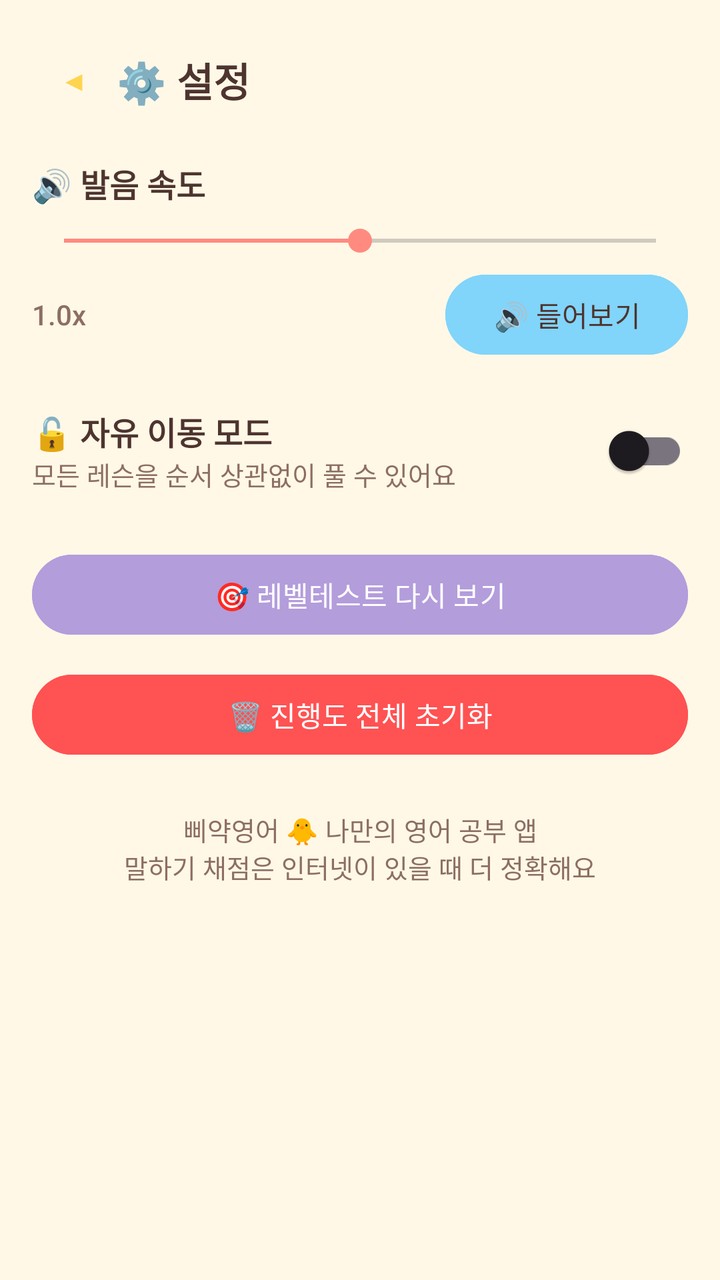
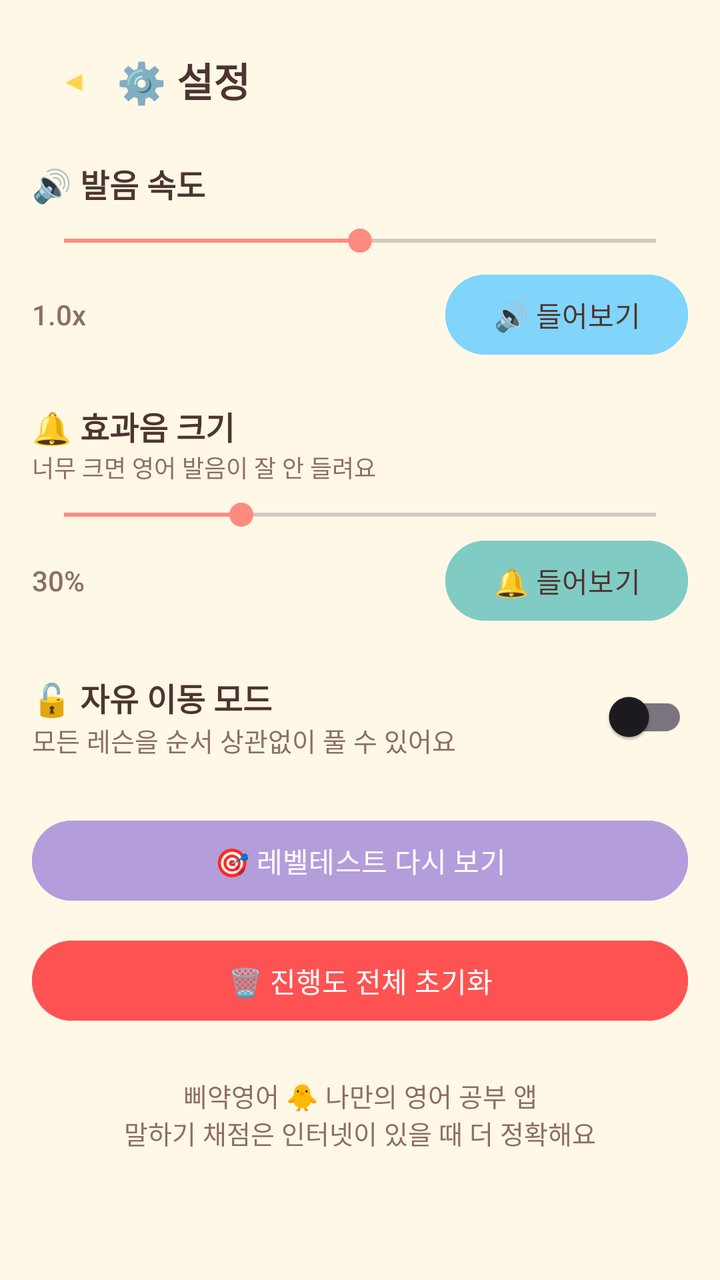

An Android layout rendered at two revisions. The XML below is the earlier revision; the diff shows what the commit changed to produce the second picture.
<!-- AndroidManifest.xml: application theme Theme.Piyak -->
<!-- res/layout/activity_settings.xml -->
<?xml version="1.0" encoding="utf-8"?>
<ScrollView xmlns:android="http://schemas.android.com/apk/res/android"
    android:layout_width="match_parent" android:layout_height="match_parent">
    <LinearLayout
        android:layout_width="match_parent" android:layout_height="wrap_content"
        android:orientation="vertical" android:padding="16dp">

        <LinearLayout android:layout_width="match_parent" android:layout_height="wrap_content"
            android:orientation="horizontal" android:gravity="center_vertical">
            <Button android:id="@+id/btnBack" style="?attr/materialIconButtonStyle"
                android:layout_width="wrap_content" android:layout_height="wrap_content" android:text="◀" />
            <TextView android:layout_width="wrap_content" android:layout_height="wrap_content"
                android:text="⚙️ 설정" android:textSize="20sp" android:textStyle="bold" />
        </LinearLayout>

        <TextView android:layout_width="wrap_content" android:layout_height="wrap_content"
            android:layout_marginTop="16dp" android:text="🔊 발음 속도" android:textSize="16sp" android:textStyle="bold" />
        <SeekBar android:id="@+id/seekRate" android:layout_width="match_parent" android:layout_height="wrap_content"
            android:layout_marginTop="8dp" android:max="14" android:progress="7" />
        <LinearLayout android:layout_width="match_parent" android:layout_height="wrap_content"
            android:orientation="horizontal" android:gravity="center_vertical" android:layout_marginTop="4dp">
            <TextView android:id="@+id/txtRate" android:layout_width="0dp" android:layout_height="wrap_content"
                android:layout_weight="1" android:text="1.0x" android:textColor="@color/brown_soft" />
            <Button android:id="@+id/btnTtsTest" android:layout_width="wrap_content" android:layout_height="wrap_content"
                android:text="🔊 들어보기" android:backgroundTint="@color/sky" android:textColor="@color/brown_text" />
        </LinearLayout>

        <LinearLayout android:layout_width="match_parent" android:layout_height="wrap_content"
            android:orientation="horizontal" android:gravity="center_vertical" android:layout_marginTop="20dp">
            <LinearLayout android:layout_width="0dp" android:layout_height="wrap_content" android:layout_weight="1"
                android:orientation="vertical">
                <TextView android:layout_width="wrap_content" android:layout_height="wrap_content"
                    android:text="🔓 자유 이동 모드" android:textSize="16sp" android:textStyle="bold" />
                <TextView android:layout_width="wrap_content" android:layout_height="wrap_content"
                    android:text="모든 레슨을 순서 상관없이 풀 수 있어요" android:textSize="13sp" android:textColor="@color/brown_soft" />
            </LinearLayout>
            <com.google.android.material.switchmaterial.SwitchMaterial android:id="@+id/switchFree"
                android:layout_width="wrap_content" android:layout_height="wrap_content" />
        </LinearLayout>

        <Button android:id="@+id/btnPlacement" android:layout_width="match_parent" android:layout_height="wrap_content"
            android:layout_marginTop="24dp" android:text="🎯 레벨테스트 다시 보기"
            android:backgroundTint="@color/lavender" android:textColor="@color/white" />

        <Button android:id="@+id/btnReset" android:layout_width="match_parent" android:layout_height="wrap_content"
            android:layout_marginTop="12dp" android:text="🗑 진행도 전체 초기화"
            android:backgroundTint="@color/coral_deep" android:textColor="@color/white" />

        <TextView android:layout_width="match_parent" android:layout_height="wrap_content"
            android:layout_marginTop="24dp" android:gravity="center" android:textSize="13sp"
            android:textColor="@color/brown_soft"
            android:text="삐약영어 🐥 나만의 영어 공부 앱\n말하기 채점은 인터넷이 있을 때 더 정확해요" />
    </LinearLayout>
</ScrollView>
<!-- resources referenced by this layout -->
<resources>
  <color name="brown_soft">#8D6E63</color>
  <color name="brown_text">#4E342E</color>
  <color name="coral_deep">#FF5252</color>
  <color name="lavender">#B39DDB</color>
  <color name="sky">#81D4FA</color>
  <color name="white">#FFFFFF</color>
  <style name="Theme.Piyak" parent="Theme.Material3.Light.NoActionBar">
          <item name="colorPrimary">@color/chick_yellow</item>
          <item name="colorOnPrimary">@color/brown_text</item>
          <item name="colorPrimaryContainer">@color/cream_dark</item>
          <item name="colorOnPrimaryContainer">@color/brown_text</item>
          <item name="colorSecondary">@color/coral</item>
          <item name="colorOnSecondary">@color/white</item>
          <item name="android:windowBackground">@color/cream</item>
          <item name="android:statusBarColor">@color/cream</item>
          <item name="android:windowLightStatusBar">true</item>
          <item name="android:navigationBarColor">@color/cream</item>
          <item name="android:textColor">@color/brown_text</item>
          <item name="android:fontFamily">sans-serif-medium</item>
      </style>
  <color name="chick_yellow">#FFD54F</color>
  <color name="cream_dark">#FFF0CC</color>
  <color name="coral">#FF8A80</color>
  <color name="cream">#FFF8E7</color>
</resources>

<!-- the commit's change to res/layout/activity_settings.xml (unified diff, before → after) -->
@@ -23,6 +23,21 @@
                 android:layout_weight="1" android:text="1.0x" android:textColor="@color/brown_soft" />
             <Button android:id="@+id/btnTtsTest" android:layout_width="wrap_content" android:layout_height="wrap_content"
                 android:text="🔊 들어보기" android:backgroundTint="@color/sky" android:textColor="@color/brown_text" />
+        </LinearLayout>
+
+        <TextView android:layout_width="wrap_content" android:layout_height="wrap_content"
+            android:layout_marginTop="20dp" android:text="🔔 효과음 크기" android:textSize="16sp" android:textStyle="bold" />
+        <TextView android:layout_width="wrap_content" android:layout_height="wrap_content"
+            android:text="너무 크면 영어 발음이 잘 안 들려요" android:textSize="12sp"
+            android:textColor="@color/brown_soft" />
+        <SeekBar android:id="@+id/seekSfx" android:layout_width="match_parent" android:layout_height="wrap_content"
+            android:layout_marginTop="6dp" android:max="100" android:progress="30" />
+        <LinearLayout android:layout_width="match_parent" android:layout_height="wrap_content"
+            android:orientation="horizontal" android:gravity="center_vertical">
+            <TextView android:id="@+id/txtSfx" android:layout_width="0dp" android:layout_height="wrap_content"
+                android:layout_weight="1" android:text="30%" android:textColor="@color/brown_soft" />
+            <Button android:id="@+id/btnSfxTest" android:layout_width="wrap_content" android:layout_height="wrap_content"
+                android:text="🔔 들어보기" android:backgroundTint="@color/mint" android:textColor="@color/brown_text" />
         </LinearLayout>
 
         <LinearLayout android:layout_width="match_parent" android:layout_height="wrap_content"
<!-- resource entries referenced after the edit -->
@@ -4,6 +4,7 @@
   <color name="brown_text">#4E342E</color>
   <color name="coral_deep">#FF5252</color>
   <color name="lavender">#B39DDB</color>
+  <color name="mint">#80CBC4</color>
   <color name="sky">#81D4FA</color>
   <color name="white">#FFFFFF</color>
   <style name="Theme.Piyak" parent="Theme.Material3.Light.NoActionBar">
